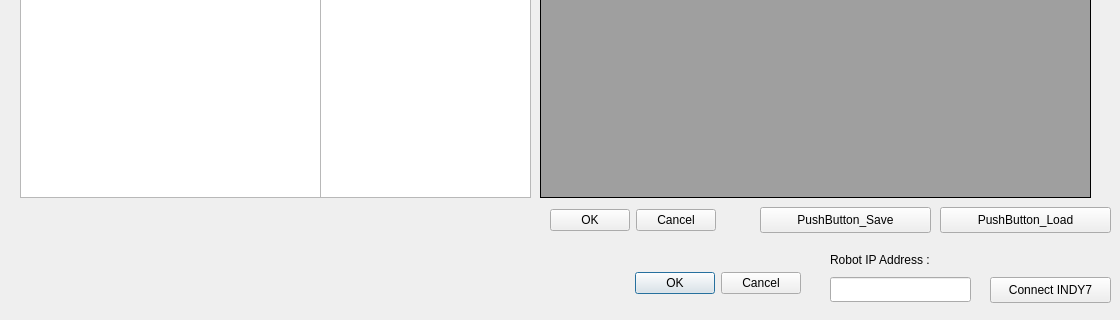
This is ui/dialogprogram.ui in rendezvue/ViNet as Qt 5 draws it before an edit; both pictures show x 0 to 1120 and y 393 to 713 of the 1120 by 713 pixel window. The edited form follows.
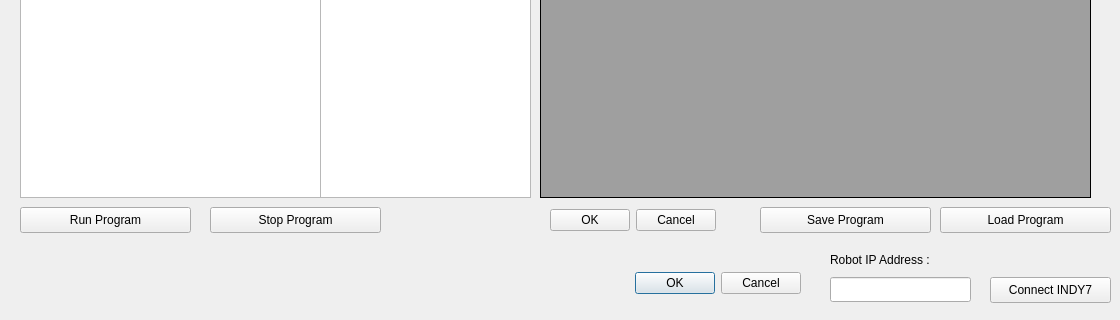
This is the edited form.

Commit message: dialog program's save & load added.

```diff
--- a/ui/dialogprogram.ui
+++ b/ui/dialogprogram.ui
@@ -101,7 +101,7 @@
     </rect>
    </property>
    <property name="text">
-    <string>PushButton_Save</string>
+    <string>Save Program</string>
    </property>
   </widget>
   <widget class="QDialogButtonBox" name="buttonBox_2">
@@ -150,7 +150,33 @@
     </rect>
    </property>
    <property name="text">
-    <string>PushButton_Load</string>
+    <string>Load Program</string>
+   </property>
+  </widget>
+  <widget class="QPushButton" name="pushButton_RunProgram">
+   <property name="geometry">
+    <rect>
+     <x>20</x>
+     <y>600</y>
+     <width>171</width>
+     <height>26</height>
+    </rect>
+   </property>
+   <property name="text">
+    <string>Run Program</string>
+   </property>
+  </widget>
+  <widget class="QPushButton" name="pushButton_StopProgram">
+   <property name="geometry">
+    <rect>
+     <x>210</x>
+     <y>600</y>
+     <width>171</width>
+     <height>26</height>
+    </rect>
+   </property>
+   <property name="text">
+    <string>Stop Program</string>
    </property>
   </widget>
  </widget>
```
The commit also changes 3 other files.
